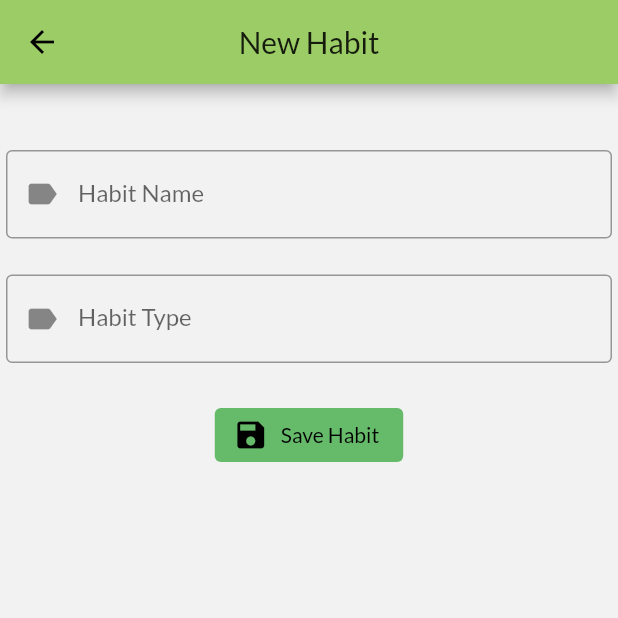
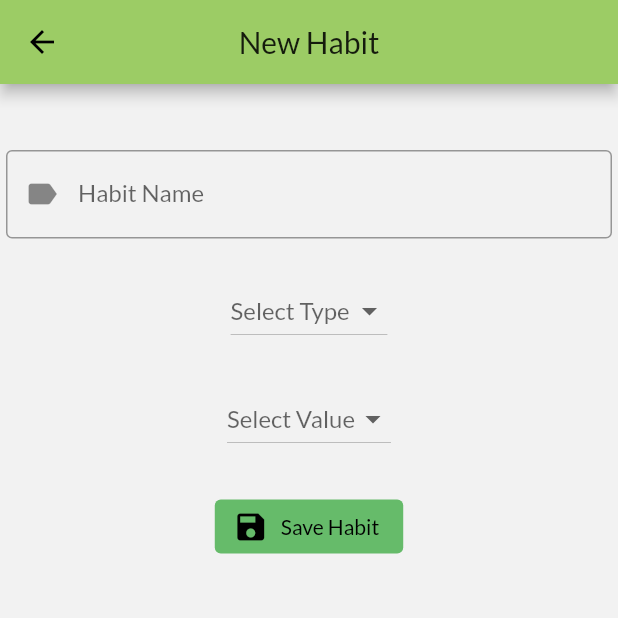
Before and after one commit to Vincent-Leonard/Routine-App, a Flutter app: the AddHabit screen opened by its route, after a tap on "New Habit", on a phone screen of 412 x 824 dp, the top half of it. Run offline on Flutter 3.47's test engine with Material 2 defaults, Android fonts, the phone set to English and light mode, and no system bars; our stand-ins replace cloud_firestore, email_validator, equatable, firebase_auth, firebase_core, firebase_messaging and 4 more; missing offline and left inert: cloud_firestore_web, firebase_auth_web, firebase_core_web, firebase_messaging_web, firebase_storage_web, image_picker_for_web; accounts and stored records are empty.

Commit message:
insert + cardview

```diff
--- a/lib/models/habits.dart
+++ b/lib/models/habits.dart
@@ -4,6 +4,7 @@ class Habits extends Equatable {
   final String habitId;
   final String habitName;
   final String habitType;
+  final String typeValue;
   final String defaultHabit;
   final String positiveHabit;
   final String addBy;
@@ -14,6 +15,7 @@ class Habits extends Equatable {
     this.habitId,
     this.habitName,
     this.habitType,
+    this.typeValue,
     this.defaultHabit,
     this.positiveHabit,
     this.addBy,
@@ -26,6 +28,7 @@ class Habits extends Equatable {
         habitId,
         habitName,
         habitType,
+        typeValue,
         defaultHabit,
         positiveHabit,
         addBy,
--- a/lib/services/habit_services.dart
+++ b/lib/services/habit_services.dart
@@ -7,6 +7,14 @@ class HabitServices {
   static CollectionReference habitCollection =
       FirebaseFirestore.instance.collection("habits");
   static DocumentReference habitDocument;
+  static CollectionReference timeCollection = FirebaseFirestore.instance
+      .collection("habits")
+      .doc(habitDocument.id)
+      .collection("date");
+  static CollectionReference userCollection = FirebaseFirestore.instance
+      .collection("habits")
+      .doc(habitDocument.id)
+      .collection("users");
 
   //setup storage
   static Reference ref;
@@ -20,12 +28,48 @@ class HabitServices {
       'habitId': habits.habitId,
       'habitName': habits.habitName,
       'habitType': habits.habitType,
+      'typeValue': habits.typeValue,
       'defaultHabit': habits.defaultHabit,
       'positiveHabit': habits.positiveHabit,
       'addBy': habits.addBy,
       'createdAt': dateNow,
       'updatedAt': dateNow,
     });
+
+    if (habitDocument != null) {
+      habitCollection.doc(habitDocument.id).update({
+        'habitId': habitDocument.id,
+      });
+      return true;
+    } else {
+      return false;
+    }
+  }
+
+  static Future<bool> deleteHabit(String id) async {
+    bool hsl = true;
+    await Firebase.initializeApp();
+    await habitCollection.doc(id).delete().then((value) {
+      hsl = true;
+    }).catchError((onError) {
+      hsl = false;
+    });
+    return hsl;
+  }
+
+  static Future<bool> addDefaultHabit(String uid, String habitId) async {
+    await Firebase.initializeApp();
+    String dateNow = ActivityServices.dateNow();
+    userCollection = FirebaseFirestore.instance
+        .collection("habits")
+        .doc(habitId)
+        .collection("users");
+    await userCollection.doc(uid).set({
+      'user': uid,
+      'createdAt': dateNow,
+      'updatedAt': dateNow,
+    });
+
     return true;
   }
 }
--- a/lib/ui/pages/addhabit.dart
+++ b/lib/ui/pages/addhabit.dart
@@ -7,6 +7,46 @@ class AddHabit extends StatefulWidget {
 }
 
 class _AddHabitState extends State<AddHabit> {
+  String uid = FirebaseAuth.instance.currentUser.uid;
+  CollectionReference habitCollection =
+      FirebaseFirestore.instance.collection("habits");
+
+  Widget buildBody() {
+    return Container(
+        width: double.infinity,
+        height: double.infinity,
+        child: StreamBuilder<QuerySnapshot>(
+          stream:
+              habitCollection.where('defaultHabit', isEqualTo: "1").snapshots(),
+          builder:
+              (BuildContext context, AsyncSnapshot<QuerySnapshot> snapshot) {
+            if (snapshot.hasError) {
+              return Text("Failed to load data!");
+            }
+            if (snapshot.connectionState == ConnectionState.waiting) {
+              return ActivityServices.loadings();
+            }
+
+            return new ListView(
+              children: snapshot.data.docs.map((DocumentSnapshot doc) {
+                Habits habits = new Habits(
+                  doc.data()['habitId'],
+                  doc.data()['habitName'],
+                  doc.data()['habitType'],
+                  doc.data()['typeValue'],
+                  doc.data()['defaultHabit'],
+                  doc.data()['positiveHabit'],
+                  doc.data()['addBy'],
+                  doc.data()['habitcreatedAt'],
+                  doc.data()['habitupdatedAt'],
+                );
+                return HabitCard(habits: habits);
+              }).toList(),
+            );
+          },
+        ));
+  }
+
   @override
   Widget build(BuildContext context) {
     return Scaffold(
@@ -19,19 +59,24 @@ class _AddHabitState extends State<AddHabit> {
         height: double.infinity,
         child: Stack(
           children: [
-            ListView(
-              padding: EdgeInsets.all(4),
-              children: [],
-            ),
+            buildBody(),
+            Center(
+              child: Column(
+                mainAxisSize: MainAxisSize.min,
+                children: <Widget>[
                   ElevatedButton.icon(
                     onPressed: () async {
-                Navigator.pushReplacementNamed(context, NewHabit.routeName);
+                      Navigator.pushReplacementNamed(
+                          context, NewHabit.routeName);
                     },
                     icon: Icon(Icons.add),
                     label: Text("New Habit"),
                   ),
                 ],
               ),
+            )
+          ],
+        ),
       ),
     );
   }
--- a/lib/ui/pages/newhabit.dart
+++ b/lib/ui/pages/newhabit.dart
@@ -11,20 +11,65 @@ class _NewHabitState extends State<NewHabit> {
   final _formKey = GlobalKey<FormState>();
   final ctrlName = TextEditingController();
   final ctrlType = TextEditingController();
+  final ctrlValue = TextEditingController();
+  String selectedValue;
+  String selectedType;
+  List<DropdownMenuItem<String>> listDropType = [];
+  List<DropdownMenuItem<String>> listDropValue = [];
+
+  void loadDataType() {
+    listDropType = [];
+    listDropType.add(new DropdownMenuItem(
+      child: new Text('Check'),
+      value: "Check",
+    ));
+    listDropType.add(new DropdownMenuItem(
+      child: new Text('Cumulative'),
+      value: "Cumulative",
+    ));
+  }
+
+  void loadDataValue() {
+    listDropValue = [];
+    listDropValue.add(new DropdownMenuItem(
+      child: new Text('None'),
+      value: "None",
+    ));
+    listDropValue.add(new DropdownMenuItem(
+      child: new Text('Hours'),
+      value: "Hours",
+    ));
+    listDropValue.add(new DropdownMenuItem(
+      child: new Text('Times'),
+      value: "Times",
+    ));
+    listDropValue.add(new DropdownMenuItem(
+      child: new Text('Reps'),
+      value: "Reps",
+    ));
+    listDropValue.add(new DropdownMenuItem(
+      child: new Text('Portion'),
+      value: "Portion",
+    ));
+  }
 
   void dispose() {
     ctrlName.dispose();
     ctrlType.dispose();
+    ctrlValue.dispose();
     super.dispose();
   }
 
   void clearForm() {
     ctrlName.clear();
     ctrlType.clear();
+    ctrlValue.clear();
   }
 
   @override
   Widget build(BuildContext context) {
+    loadDataType();
+    loadDataValue();
     return Scaffold(
       appBar: AppBar(
         title: Text("New Habit"),
@@ -65,21 +110,25 @@ class _NewHabitState extends State<NewHabit> {
                       SizedBox(
                         height: 24,
                       ),
-                      TextFormField(
-                        controller: ctrlType,
-                        keyboardType: TextInputType.text,
-                        decoration: InputDecoration(
-                          labelText: "Habit Type",
-                          prefixIcon: Icon(Icons.label),
-                          border: OutlineInputBorder(),
+                      new DropdownButton(
+                        value: selectedType,
+                        items: listDropType,
+                        hint: new Text('Select Type'),
+                        onChanged: (value) {
+                          selectedType = value;
+                          setState(() {});
+                        },
                       ),
-                        autovalidateMode: AutovalidateMode.onUserInteraction,
-                        validator: (value) {
-                          if (value.isEmpty) {
-                            return "Please fill the Field";
-                          } else {
-                            return null;
-                          }
+                      SizedBox(
+                        height: 24,
+                      ),
+                      new DropdownButton(
+                        value: selectedValue,
+                        items: listDropValue,
+                        hint: new Text('Select Value'),
+                        onChanged: (value) {
+                          selectedValue = value;
+                          setState(() {});
                         },
                       ),
                       SizedBox(
@@ -90,12 +139,14 @@ class _NewHabitState extends State<NewHabit> {
                           Habits habits = Habits(
                             "",
                             ctrlName.text,
-                              ctrlType.text,
-                              "1",
+                            selectedType,
+                            selectedValue,
+                            "0",
                             "0",
                             FirebaseAuth.instance.currentUser.uid,
                             "",
-                              "");
+                            "",
+                          );
                           await HabitServices.addHabit(habits).then((value) {
                             if (value == true) {
                               ActivityServices.showToast(
--- a/lib/ui/pages/register.dart
+++ b/lib/ui/pages/register.dart
@@ -36,7 +36,6 @@ class _RegisterState extends State<Register> {
                     key: _formKey,
                     child: Column(
                       children: [
-                        Image.asset("assets/images/Poster.jpg"),
                         SizedBox(
                           height: 24,
                         ),
@@ -181,7 +180,7 @@ class _RegisterState extends State<Register> {
                           icon: Icon(Icons.save),
                           label: Text("Register"),
                           style: ElevatedButton.styleFrom(
-                              primary: Colors.deepOrange[400], elevation: 0),
+                              primary: Colors.green[200], elevation: 0),
                         ),
                         SizedBox(
                           height: 24,
@@ -193,8 +192,7 @@ class _RegisterState extends State<Register> {
                           },
                           child: Text(
                             "Already Register? Login",
-                            style: TextStyle(
-                                color: Colors.deepOrange, fontSize: 16),
+                            style: TextStyle(color: Colors.green, fontSize: 16),
                           ),
                         )
                       ],
```
Also changed, not shown: lib/ui/pages/pages.dart (+5 -2 lines), lib/ui/pages/positive.dart (+87 -10 lines), lib/ui/widgets/habitcard.dart (added, +78 -0 lines), lib/ui/widgets/positivecard.dart (added, +105 -0 lines), lib/ui/widgets/widgets.dart (+9 -0 lines), 4 other files. Lines whose indentation alone changed are shown as unchanged.
